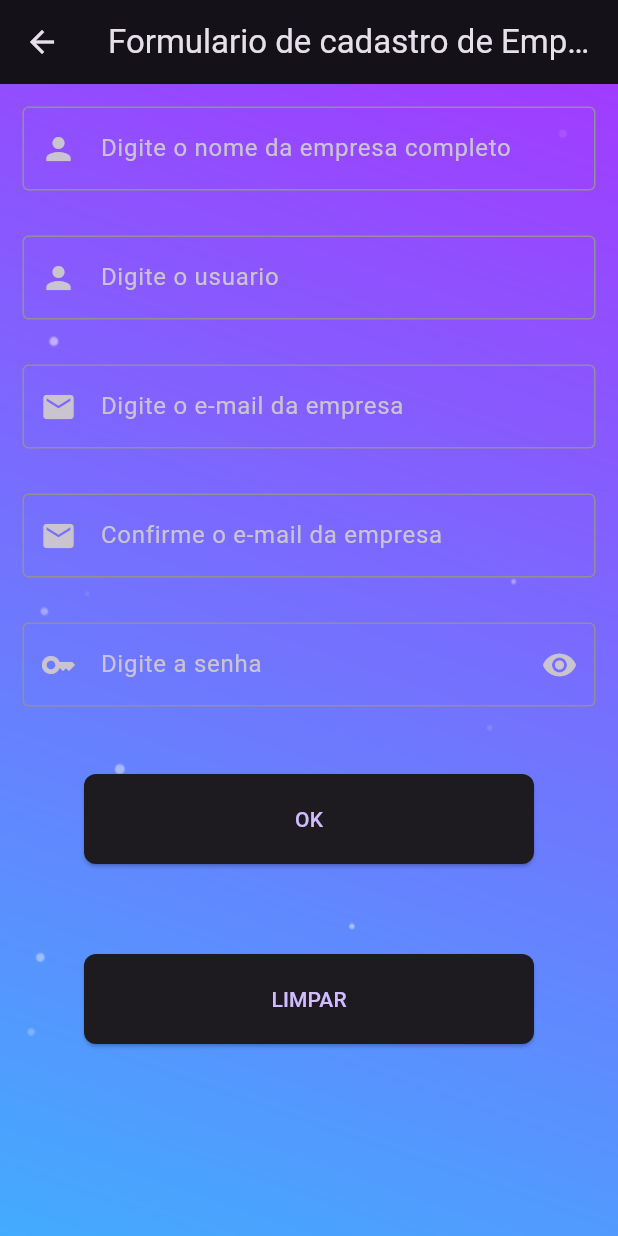
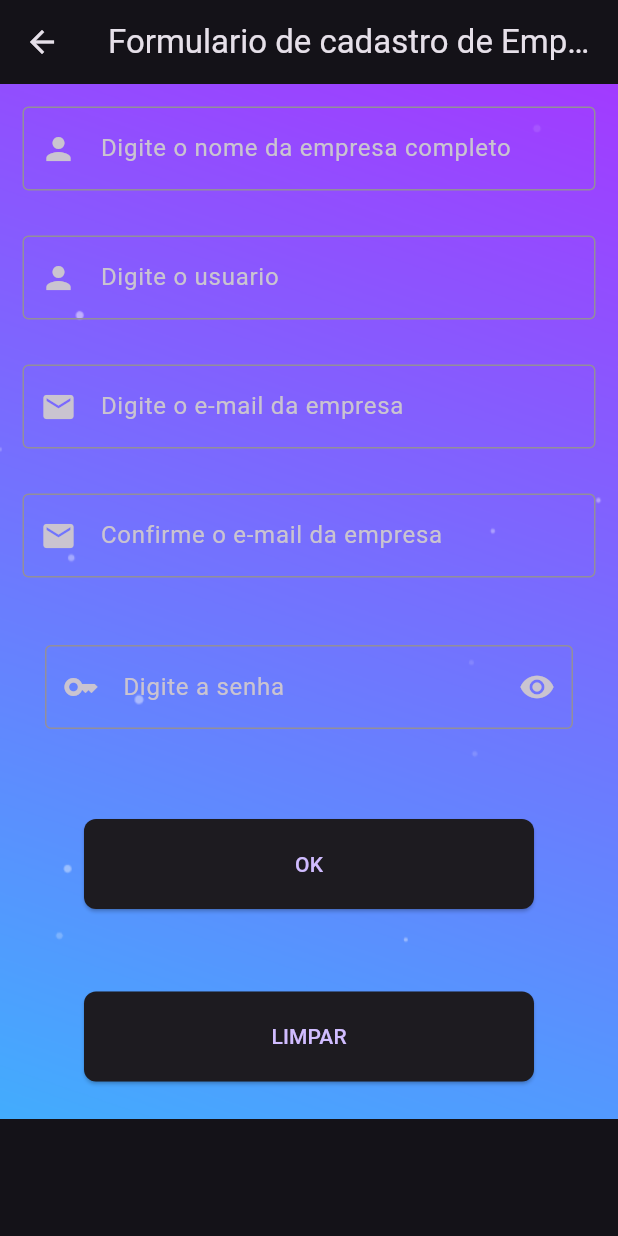
Before and after one commit to lucasjseixas/projdesenvmob, a Flutter app: the EmpresaForm screen opened directly, on a phone screen of 412 x 824 dp. Run offline on Flutter 3.47's test engine with Material 3 defaults, Android fonts, the phone set to English and light mode, and no system bars.

Commit message:
trocando de pc

```diff
--- a/lib/Pages/LoginPages/Forms/cadidato_form.dart
+++ b/lib/Pages/LoginPages/Forms/cadidato_form.dart
@@ -47,6 +47,7 @@ class _CandidatoFormState extends State<CandidatoForm> {
               image: AssetImage('assets/images/particle_background.png'),
               fit: BoxFit.cover),
         ),
+        child: SingleChildScrollView(
           child: Form(
             key: _formKeytwo,
             child: Column(
@@ -76,7 +77,8 @@ class _CandidatoFormState extends State<CandidatoForm> {
                         border: OutlineInputBorder(),
                         labelText: 'Digite seu usuario'),
                     keyboardType: TextInputType.text,
-                  validator: (usuariocandidato) => usuariocandidato!.length < 5
+                    validator: (usuariocandidato) =>
+                        usuariocandidato!.length < 5
                             ? 'Seu usuario precisa ter 3 letras pelo menos*'
                             : null,
                   ),
@@ -182,6 +184,7 @@ class _CandidatoFormState extends State<CandidatoForm> {
             ),
           ),
         ),
+      ),
     );
   }
 /* // Funcao para criação de um calendario //
--- a/lib/Pages/LoginPages/Forms/empresa_form.dart
+++ b/lib/Pages/LoginPages/Forms/empresa_form.dart
@@ -47,7 +47,8 @@ class _EmpresaFormState extends State<EmpresaForm> {
               image: AssetImage('assets/images/particle_background.png'),
               fit: BoxFit.cover),
         ),
-        child: Form(
+        child: SingleChildScrollView(child:
+         Form(
           key: _formKeytwo,
           child: Column(
             children: [
@@ -108,7 +109,7 @@ class _EmpresaFormState extends State<EmpresaForm> {
                 ),
               ),
               Padding(
-                padding: const EdgeInsets.all(15.0),
+                padding: const EdgeInsets.all(30.0),
                 child: TextFormField(
                   key: const Key('empresasenha'),
                   obscureText: true,
@@ -146,7 +147,7 @@ class _EmpresaFormState extends State<EmpresaForm> {
                 ),
               ),
               Padding(
-                padding: const EdgeInsets.all(30.0),
+                padding: const EdgeInsets.all(25.0),
                 child: SizedBox(
                   height: 60,
                   width: 300,
@@ -164,6 +165,7 @@ class _EmpresaFormState extends State<EmpresaForm> {
           ),
         ),
       ),
+      ),
     );
   }
 }
--- a/lib/Pages/home_page.dart
+++ b/lib/Pages/home_page.dart
@@ -1,5 +1,6 @@
 import 'package:flutter/material.dart';
 import 'package:projec1/pages/notepages/anuncio_page.dart';
+import 'package:projec1/utils/menu_settings.dart';
 import 'loginpages/candidato_login.dart';
 import 'loginpages/empresa_login.dart';
 
@@ -25,7 +26,8 @@ class _HomePageState extends State<HomePage> {
         centerTitle: true,
         actions: <Widget>[
           IconButton(
-            onPressed: () {},
+            onPressed: () {
+            },
             icon: const Icon(
               Icons.settings,
             ),
```
Also changed, not shown: lib/utils/menu_settings.dart (added, +28 -0 lines). Lines whose indentation alone changed are shown as unchanged.
